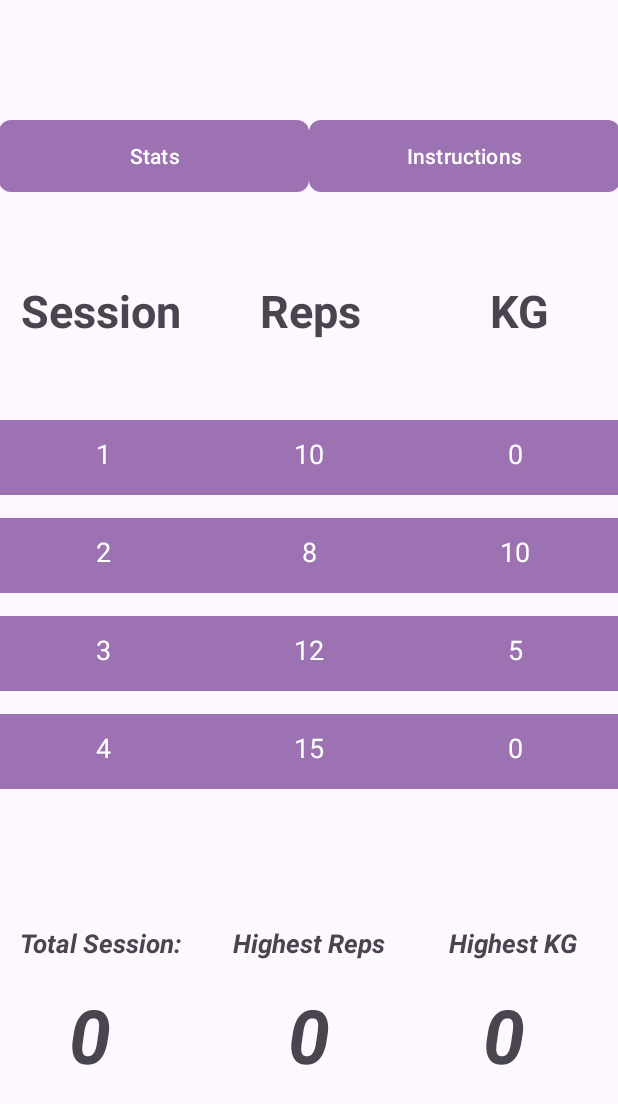
After one commit to poey11/FitMeApp, an Android app: the Stats screen opened directly, with no data from a screen before it, on a phone screen of 412 x 824 dp. The commit adds this screen. Shown: the top 1104 px of the screen. Run offline under Robolectric (Android 15) with nearby library versions, the light colour scheme and no system bars.

Commit message:
Created view stats history

```diff
--- a/app/src/main/AndroidManifest.xml
+++ b/app/src/main/AndroidManifest.xml
@@ -21,6 +21,8 @@
                 <category android:name="android.intent.category.LAUNCHER" />
             </intent-filter>
         </activity>
+        <activity android:name=".models.Stats"/>
+
         <meta-data
             android:name="preloaded_fonts"
             android:resource="@array/preloaded_fonts" />
--- a/app/src/main/java/com/example/mobdeve/s13/payao/malcolm/fitme/adapter/Exercise_Adapter.kt
+++ b/app/src/main/java/com/example/mobdeve/s13/payao/malcolm/fitme/adapter/Exercise_Adapter.kt
@@ -24,5 +24,6 @@ class ExerciseAdapter(private val data: ArrayList<Exercise>, private val context
     override fun onBindViewHolder(holder: ExerciseViewHolder, position: Int) {
         val exercise: Exercise = data[position]
         holder.bind(exercise)
+
     }
 }
--- /dev/null
+++ b/app/src/main/java/com/example/mobdeve/s13/payao/malcolm/fitme/adapter/StatsAdapter.kt
@@ -0,0 +1,51 @@
+package com.example.mobdeve.s13.payao.malcolm.fitme.adapter
+
+import android.content.Context
+import android.view.LayoutInflater
+import android.view.View
+import android.view.ViewGroup
+import androidx.recyclerview.widget.RecyclerView
+import com.example.mobdeve.s13.payao.malcolm.fitme.R
+import com.example.mobdeve.s13.payao.malcolm.fitme.models.Stats
+import com.example.mobdeve.s13.payao.malcolm.fitme.models.StatsViewHolder
+import com.example.mobdeve.s13.payao.malcolm.fitme.models.Exercise
+import com.example.mobdeve.s13.payao.malcolm.fitme.database.ExerciseDataHelper
+
+/*
+class StatsAdapter(private val data: List<Stats>, private val context: Context) : RecyclerView.Adapter<StatsViewHolder>() {
+
+    override fun onCreateViewHolder(parent: ViewGroup, viewType: Int): StatsViewHolder {
+        val view: View = LayoutInflater.from(parent.context).inflate(R.layout.stats_template, parent, false)
+        return StatsViewHolder(view, context)
+    }
+
+    override fun getItemCount(): Int {
+        return this.data.size
+    }
+
+    override fun onBindViewHolder(holder: StatsViewHolder, position: Int) {
+        val stats: Stats = data[position]
+        holder.bind(stats) // Pass an instance of Stats to the bind method
+    }
+
+
+}
+ */
+
+
+class StatsAdapter(private val data: List<Exercise>, private val context: Context) : RecyclerView.Adapter<StatsViewHolder>() {
+
+    override fun onCreateViewHolder(parent: ViewGroup, viewType: Int): StatsViewHolder {
+        val view: View = LayoutInflater.from(parent.context).inflate(R.layout.stats_template, parent, false)
+        return StatsViewHolder(view, context)
+    }
+
+    override fun getItemCount(): Int {
+        return this.data.size
+    }
+
+    override fun onBindViewHolder(holder: StatsViewHolder, position: Int) {
+        val exercise: Exercise = data[position]
+        holder.bind(exercise)
+    }
+}
--- a/app/src/main/java/com/example/mobdeve/s13/payao/malcolm/fitme/database/ExerciseDataHelper.kt
+++ b/app/src/main/java/com/example/mobdeve/s13/payao/malcolm/fitme/database/ExerciseDataHelper.kt
@@ -11,7 +11,9 @@ class ExerciseDataHelper {
                 Exercise(
                     1,
                     "Push-up",
-
+                    reps = 10,
+                    sets = 1,
+                    KG= 0
                 )
             )
 
@@ -19,7 +21,9 @@ class ExerciseDataHelper {
                 Exercise(
                     2,
                     "Pull-up",
-
+                    reps = 8,
+                    sets = 2,
+                    KG = 10
                 )
             )
 
@@ -27,7 +31,9 @@ class ExerciseDataHelper {
                 Exercise(
                     3,
                     "Squats",
-
+                    reps = 12,
+                    sets = 3,
+                    KG = 5
                 )
             )
 
@@ -35,10 +41,23 @@ class ExerciseDataHelper {
                 Exercise(
                     4,
                     "Crunches",
+                    reps = 15,
+                    sets = 4,
+                    KG = 0
                 )
             )
 
             return exercises
         }
+
+    }
+    fun getMaxKG(exercises: ArrayList<Exercise>): Int {
+        var maxKG = Int.MIN_VALUE
+        for (exercise in exercises) {
+            if (exercise.KG > maxKG) {
+                maxKG = exercise.KG
+            }
+        }
+        return maxKG
     }
 }
--- a/app/src/main/java/com/example/mobdeve/s13/payao/malcolm/fitme/fragments/HistoryFragment.kt
+++ b/app/src/main/java/com/example/mobdeve/s13/payao/malcolm/fitme/fragments/HistoryFragment.kt
@@ -10,6 +10,57 @@ import androidx.recyclerview.widget.RecyclerView
 import com.example.mobdeve.s13.payao.malcolm.fitme.adapter.ExerciseAdapter
 import com.example.mobdeve.s13.payao.malcolm.fitme.database.ExerciseDataHelper
 import com.example.mobdeve.s13.payao.malcolm.fitme.models.Exercise
+import android.content.Intent
+import com.example.mobdeve.s13.payao.malcolm.fitme.models.Stats
+import android.widget.Button
+
+
+
+/*
+class HistoryFragment : Fragment() {
+
+    private lateinit var recyclerView: RecyclerView
+    private lateinit var exerciseAdapter: ExerciseAdapter
+    private lateinit var linearLayoutManager: LinearLayoutManager
+    private lateinit var exercises: ArrayList<Exercise>
+
+    override fun onCreateView(
+        inflater: LayoutInflater, container: ViewGroup?,
+        savedInstanceState: Bundle?
+    ): View? {
+        // Inflate the layout for this fragment
+        val view = inflater.inflate(R.layout.fragment_history, container, false)
+        recyclerView = view.findViewById(R.id.historyrecyclerView)
+
+
+
+        return view
+    }
+
+    override fun onViewCreated(view: View, savedInstanceState: Bundle?) {
+        super.onViewCreated(view, savedInstanceState)
+        val informationBtn = view.findViewById(R.id.information)
+        informationBtn.setOnClickListener {
+            val intent = Intent(requireContext(), Stats::class.java)
+            startActivity(intent)
+        }
+        setupRecyclerView()
+    }
+
+    private fun setupRecyclerView() {
+        exercises = ExerciseDataHelper.initializeExercises()
+        linearLayoutManager = LinearLayoutManager(requireContext())
+        recyclerView.layoutManager = linearLayoutManager
+        exerciseAdapter = ExerciseAdapter(exercises, requireContext())
+        recyclerView.adapter = exerciseAdapter
+    }
+
+
+
+
+}
+*/
+
 
 class HistoryFragment : Fragment() {
 
@@ -30,7 +81,6 @@ class HistoryFragment : Fragment() {
 
     override fun onViewCreated(view: View, savedInstanceState: Bundle?) {
         super.onViewCreated(view, savedInstanceState)
-
         setupRecyclerView()
     }
 
--- a/app/src/main/java/com/example/mobdeve/s13/payao/malcolm/fitme/models/Exercise.kt
+++ b/app/src/main/java/com/example/mobdeve/s13/payao/malcolm/fitme/models/Exercise.kt
@@ -2,5 +2,8 @@ package com.example.mobdeve.s13.payao.malcolm.fitme.models
 
 class Exercise (
     val exerciseId: Int,
-    val exerciseTitle: String
+    val exerciseTitle: String,
+    val reps: Int,
+    val sets: Int,
+    val KG: Int,
 )
--- a/app/src/main/java/com/example/mobdeve/s13/payao/malcolm/fitme/models/ExerciseViewHolder.kt
+++ b/app/src/main/java/com/example/mobdeve/s13/payao/malcolm/fitme/models/ExerciseViewHolder.kt
@@ -1,11 +1,12 @@
 package com.example.mobdeve.s13.payao.malcolm.fitme.models
 
 import android.content.Context
+import android.content.Intent
 import android.view.View
 import android.widget.TextView
-import android.widget.Toast
 import androidx.recyclerview.widget.RecyclerView
 import com.example.mobdeve.s13.payao.malcolm.fitme.R
+import com.example.mobdeve.s13.payao.malcolm.fitme.HistoryFragment
 
 class ExerciseViewHolder(exerciseView: View, private val context: Context) : RecyclerView.ViewHolder(exerciseView) {
 
@@ -16,10 +17,18 @@ class ExerciseViewHolder(exerciseView: View, private val context: Context) : Rec
         currentExercise = exercise
         exerciseTitle.text = exercise.exerciseTitle
         itemView.setOnClickListener {
-            val position = adapterPosition
-            if (position != RecyclerView.NO_POSITION) {
-                Toast.makeText(context, "${exerciseTitle.text} clicked at position: $position", Toast.LENGTH_SHORT).show()
-            }
+            val intent = Intent(context, Stats::class.java) // Replace StatsActivity with your actual activity name
+            context.startActivity(intent)
         }
+
+        itemView.setOnClickListener {
+            val intent = Intent(context, Stats::class.java)
+            intent.putExtra("exerciseTitle", currentExercise.exerciseTitle)
+            context.startActivity(intent)
+        }
+
     }
+
+
+
 }
--- /dev/null
+++ b/app/src/main/java/com/example/mobdeve/s13/payao/malcolm/fitme/models/Stats.kt
@@ -0,0 +1,54 @@
+package com.example.mobdeve.s13.payao.malcolm.fitme.models
+
+import android.os.Bundle
+import android.widget.TextView
+import androidx.appcompat.app.AppCompatActivity
+import com.example.mobdeve.s13.payao.malcolm.fitme.R
+import com.example.mobdeve.s13.payao.malcolm.fitme.adapter.StatsAdapter
+import androidx.recyclerview.widget.LinearLayoutManager
+import androidx.recyclerview.widget.RecyclerView
+import com.example.mobdeve.s13.payao.malcolm.fitme.database.ExerciseDataHelper
+
+
+/*
+class Stats : AppCompatActivity() {
+    override fun onCreate(savedInstanceState: Bundle?) {
+        super.onCreate(savedInstanceState)
+
+        setContentView(R.layout.fragment_history_view_exercise)
+        // Retrieve the exercise title from the intent extras
+        val exerciseTitle = intent.getStringExtra("exerciseTitle")
+
+        // Find the TextView with id exerciseTV and set its text to the exercise title
+        val exerciseTextView = findViewById<TextView>(R.id.exerciseTV)
+        exerciseTextView.text = exerciseTitle
+
+
+    }
+}
+ */
+
+
+class Stats : AppCompatActivity() {
+    override fun onCreate(savedInstanceState: Bundle?) {
+        super.onCreate(savedInstanceState)
+        setContentView(R.layout.fragment_history_view_exercise)
+
+        // Retrieve the exercise title from the intent extras
+        val exerciseTitle = intent.getStringExtra("exerciseTitle")
+
+        // Find the TextView with id exerciseTV and set its text to the exercise title
+        val exerciseTextView = findViewById<TextView>(R.id.exerciseTV)
+        exerciseTextView.text = exerciseTitle
+
+        // Retrieve exercise data from ExerciseDataHelper
+        val exerciseList = ExerciseDataHelper.initializeExercises()
+
+        // Set up your RecyclerView and StatsAdapter
+        val statsAdapter = StatsAdapter(exerciseList, this)
+
+        val recyclerView: RecyclerView = findViewById(R.id.statsrecyclerView)
+        recyclerView.layoutManager = LinearLayoutManager(this)
+        recyclerView.adapter = statsAdapter
+    }
+}
--- /dev/null
+++ b/app/src/main/java/com/example/mobdeve/s13/payao/malcolm/fitme/models/StatsViewHolder.kt
@@ -0,0 +1,28 @@
+package com.example.mobdeve.s13.payao.malcolm.fitme.models
+
+import android.content.Context
+import android.view.View
+import android.widget.TextView
+import androidx.recyclerview.widget.RecyclerView
+import com.example.mobdeve.s13.payao.malcolm.fitme.R
+import com.example.mobdeve.s13.payao.malcolm.fitme.models.Exercise
+import com.example.mobdeve.s13.payao.malcolm.fitme.database.ExerciseDataHelper
+
+
+
+class StatsViewHolder(itemView: View, private val context: Context) : RecyclerView.ViewHolder(itemView) {
+
+    private val numberSession: TextView = itemView.findViewById(R.id.numberSession)
+    private val numberReps: TextView = itemView.findViewById(R.id.numberReps)
+    private val numberKG: TextView = itemView.findViewById(R.id.numberKG)
+
+
+
+    fun bind(exercise: Exercise) {
+        // Set the values for reps, kg, and sets based on the Exercise object
+        numberSession.text = exercise.exerciseId.toString()
+        numberReps.text = exercise.reps.toString()
+        numberKG.text = exercise.KG.toString()
+
+    }
+}
--- /dev/null
+++ b/app/src/main/res/drawable/stats_instructions_button_shape.xml
@@ -0,0 +1,6 @@
+<!-- rectangular_button_background.xml -->
+<shape xmlns:android="http://schemas.android.com/apk/res/android"
+    android:shape="rectangle">
+    <solid android:color="@color/purple" />  <!-- You can change the color here -->
+    <corners android:radius="8dp"/> <!-- You can adjust the radius for rounded corners -->
+</shape>
--- a/app/src/main/res/drawable/workout_shape.xml
+++ b/app/src/main/res/drawable/workout_shape.xml
@@ -1,6 +1,6 @@
 <?xml version="1.0" encoding="utf-8"?>
 <shape xmlns:android="http://schemas.android.com/apk/res/android"
     android:shape="rectangle">
-    <corners android:radius="12dp" /> <!-- Adjust the radius as needed -->
+    <corners android:radius="5dp" /> <!-- Adjust the radius as needed -->
     <solid android:color="@color/purple" /> <!-- Background color -->
 </shape>
--- /dev/null
+++ b/app/src/main/res/layout/fragment_history_view_exercise.xml
@@ -0,0 +1,229 @@
+<?xml version="1.0" encoding="utf-8"?>
+<androidx.constraintlayout.widget.ConstraintLayout xmlns:android="http://schemas.android.com/apk/res/android"
+    xmlns:app="http://schemas.android.com/apk/res-auto"
+    xmlns:tools="http://schemas.android.com/tools"
+    android:layout_width="match_parent"
+    android:layout_height="match_parent">
+
+    <TextView
+        android:id="@+id/exerciseTV"
+        android:layout_width="wrap_content"
+        android:layout_height="wrap_content"
+        android:layout_marginStart="130dp"
+        android:layout_marginTop="4dp"
+        android:layout_marginEnd="129dp"
+        android:layout_marginBottom="674dp"
+        android:text="Exercise"
+        android:textSize="40sp"
+        android:textStyle="bold"
+        app:layout_constraintBottom_toBottomOf="parent"
+        app:layout_constraintEnd_toEndOf="parent"
+        app:layout_constraintStart_toStartOf="parent"
+        app:layout_constraintTop_toTopOf="parent" />
+
+    <LinearLayout
+        android:layout_width="414dp"
+        android:layout_height="50dp"
+        android:layout_marginStart="76dp"
+        android:layout_marginTop="80dp"
+        android:layout_marginEnd="77dp"
+        android:orientation="horizontal"
+        app:layout_constraintEnd_toEndOf="parent"
+        app:layout_constraintStart_toStartOf="parent"
+        app:layout_constraintTop_toTopOf="parent">
+
+        <Button
+            android:id="@+id/statsBtn"
+            android:layout_width="0dp"
+            android:layout_height="wrap_content"
+            android:layout_weight="1"
+            android:background="@drawable/stats_instructions_button_shape"
+            android:text="Stats" />
+
+        <Button
+            android:id="@+id/instructionsBtn"
+            android:layout_width="0dp"
+            android:layout_height="wrap_content"
+            android:layout_weight="1"
+            android:background="@drawable/stats_instructions_button_shape"
+            android:text="Instructions" />
+    </LinearLayout>
+
+    <LinearLayout
+        android:layout_width="418dp"
+        android:layout_height="389dp"
+        android:layout_marginTop="166dp"
+        android:layout_marginBottom="228dp"
+        android:orientation="horizontal"
+        app:layout_constraintBottom_toBottomOf="parent"
+        app:layout_constraintEnd_toEndOf="parent"
+        app:layout_constraintStart_toStartOf="parent"
+        app:layout_constraintTop_toTopOf="parent">
+
+        <LinearLayout
+            android:layout_width="match_parent"
+            android:layout_height="wrap_content"
+            android:orientation="horizontal">
+
+            <TextView
+                android:id="@+id/numberSession"
+                android:layout_width="0dp"
+                android:layout_height="wrap_content"
+                android:layout_weight="1"
+                android:gravity="center"
+                android:text="Session"
+                android:textSize="30sp"
+                android:textStyle="bold"
+                tools:visibility="visible" />
+
+            <TextView
+                android:id="@+id/numberReps"
+                android:layout_width="0dp"
+                android:layout_height="wrap_content"
+                android:layout_weight="1"
+                android:gravity="center"
+                android:text="Reps"
+                android:textSize="30sp"
+                android:textStyle="bold" />
+
+            <TextView
+                android:id="@+id/numberKG"
+                android:layout_width="0dp"
+                android:layout_height="wrap_content"
+                android:layout_weight="1"
+                android:gravity="center"
+                android:text="KG"
+                android:textSize="30sp"
+                android:textStyle="bold" />
+        </LinearLayout>
+
+    </LinearLayout>
+
+    <ScrollView
+        android:layout_width="412dp"
+        android:layout_height="308dp"
+        android:layout_marginStart="3dp"
+        android:layout_marginTop="244dp"
+        android:layout_marginEnd="3dp"
+        android:layout_marginBottom="231dp"
+        app:layout_constraintBottom_toBottomOf="parent"
+        app:layout_constraintEnd_toEndOf="parent"
+        app:layout_constraintStart_toStartOf="parent"
+        app:layout_constraintTop_toTopOf="parent">
+
+        <androidx.recyclerview.widget.RecyclerView
+            android:id="@+id/statsrecyclerView"
+            android:layout_width="match_parent"
+            android:layout_height="wrap_content" />
+    </ScrollView>
+
+    <androidx.constraintlayout.widget.ConstraintLayout
+        android:layout_width="416dp"
+        android:layout_height="214dp"
+        android:layout_marginTop="561dp"
+        android:layout_marginEnd="2dp"
+        android:layout_marginBottom="8dp"
+        app:layout_constraintBottom_toBottomOf="parent"
+        app:layout_constraintEnd_toEndOf="parent"
+        app:layout_constraintStart_toStartOf="parent"
+        app:layout_constraintTop_toTopOf="parent">
+
+        <TextView
+            android:id="@+id/totalKG"
+            android:layout_width="wrap_content"
+            android:layout_height="wrap_content"
+            android:layout_marginStart="324dp"
+            android:layout_marginTop="74dp"
+            android:layout_marginEnd="64dp"
+            android:layout_marginBottom="73dp"
+            android:text="0"
+            android:textSize="50sp"
+            android:textStyle="bold|italic"
+            app:layout_constraintBottom_toBottomOf="parent"
+            app:layout_constraintEnd_toEndOf="parent"
+            app:layout_constraintStart_toStartOf="parent"
+            app:layout_constraintTop_toTopOf="parent" />
+
+        <TextView
+            android:id="@+id/totalReps"
+            android:layout_width="wrap_content"
+            android:layout_height="wrap_content"
+            android:layout_marginStart="194dp"
+            android:layout_marginTop="74dp"
+            android:layout_marginEnd="194dp"
+            android:layout_marginBottom="73dp"
+            android:text="0"
+            android:textSize="50sp"
+            android:textStyle="bold|italic"
+            app:layout_constraintBottom_toBottomOf="parent"
+            app:layout_constraintEnd_toEndOf="parent"
+            app:layout_constraintStart_toStartOf="parent"
+            app:layout_constraintTop_toTopOf="parent" />
+
+        <TextView
+            android:id="@+id/totalSession"
+            android:layout_width="wrap_content"
+            android:layout_height="wrap_content"
+            android:layout_marginStart="48dp"
+            android:layout_marginTop="74dp"
+            android:layout_marginEnd="340dp"
+            android:layout_marginBottom="73dp"
+            android:text="0"
+            android:textSize="50sp"
+            android:textStyle="bold|italic"
+            app:layout_constraintBottom_toBottomOf="parent"
+            app:layout_constraintEnd_toEndOf="parent"
+            app:layout_constraintStart_toStartOf="parent"
+            app:layout_constraintTop_toTopOf="parent" />
+
+        <TextView
+            android:id="@+id/kgTV"
+            android:layout_width="wrap_content"
+            android:layout_height="wrap_content"
+            android:layout_marginStart="312dp"
+            android:layout_marginTop="35dp"
+            android:layout_marginEnd="40dp"
+            android:layout_marginBottom="156dp"
+            android:text="Highest KG"
+            android:textSize="17sp"
+            android:textStyle="bold|italic"
+            app:layout_constraintBottom_toBottomOf="parent"
+            app:layout_constraintEnd_toEndOf="parent"
+            app:layout_constraintStart_toStartOf="parent"
+            app:layout_constraintTop_toTopOf="parent" />
+
+        <TextView
+            android:id="@+id/repsTV"
+            android:layout_width="wrap_content"
+            android:layout_height="wrap_content"
+            android:layout_marginStart="168dp"
+            android:layout_marginTop="35dp"
+            android:layout_marginEnd="168dp"
+            android:layout_marginBottom="156dp"
+            android:text="Highest Reps"
+            android:textSize="17sp"
+            android:textStyle="bold|italic"
+            app:layout_constraintBottom_toBottomOf="parent"
+            app:layout_constraintEnd_toEndOf="parent"
+            app:layout_constraintStart_toStartOf="parent"
+            app:layout_constraintTop_toTopOf="parent" />
+
+        <TextView
+            android:id="@+id/sessionTv"
+            android:layout_width="wrap_content"
+            android:layout_height="wrap_content"
+            android:layout_marginStart="16dp"
+            android:layout_marginTop="35dp"
+            android:layout_marginEnd="294dp"
+            android:layout_marginBottom="156dp"
+            android:text="Total Session:"
+            android:textSize="17sp"
+            android:textStyle="bold|italic"
+            app:layout_constraintBottom_toBottomOf="parent"
+            app:layout_constraintEnd_toEndOf="parent"
+            app:layout_constraintStart_toStartOf="parent"
+            app:layout_constraintTop_toTopOf="parent" />
+    </androidx.constraintlayout.widget.ConstraintLayout>
+
+
+</androidx.constraintlayout.widget.ConstraintLayout>
--- a/app/src/main/res/layout/history_template.xml
+++ b/app/src/main/res/layout/history_template.xml
@@ -42,7 +42,7 @@
                 android:textSize="30sp" />
 
             <ImageView
-                android:id="@+id/imageView5"
+                android:id="@+id/information"
                 android:layout_width="wrap_content"
                 android:layout_height="wrap_content"
                 android:layout_marginTop="35dp"
--- /dev/null
+++ b/app/src/main/res/layout/stats_template.xml
@@ -0,0 +1,45 @@
+<?xml version="1.0" encoding="utf-8"?>
+<LinearLayout xmlns:android="http://schemas.android.com/apk/res/android"
+    android:layout_width="match_parent"
+    android:layout_height="50dp"
+    android:layout_marginTop="15sp"
+    android:background="@drawable/history_template_shape"
+    android:orientation="horizontal">
+
+    <TextView
+        android:id="@+id/numberSession"
+        android:layout_width="0dp"
+        android:layout_height="wrap_content"
+        android:layout_weight="1"
+        android:gravity="center"
+        android:paddingTop="10dp"
+        android:paddingBottom="10dp"
+        android:text="Session"
+        android:textColor="#FFFFFF"
+        android:textSize="18sp" />
+
+    <TextView
+        android:id="@+id/numberReps"
+        android:layout_width="0dp"
+        android:layout_height="wrap_content"
+        android:layout_weight="1"
+        android:gravity="center"
+        android:paddingTop="10dp"
+        android:paddingBottom="10dp"
+        android:text="Reps"
+        android:textColor="#FFFFFF"
+        android:textSize="18sp" />
+
+    <TextView
+        android:id="@+id/numberKG"
+        android:layout_width="0dp"
+        android:layout_height="wrap_content"
+        android:layout_weight="1"
+        android:gravity="center"
+        android:paddingTop="10dp"
+        android:paddingBottom="10dp"
+        android:text="KG"
+        android:textColor="#FFFFFF"
+        android:textSize="18sp" />
+
+</LinearLayout>
```
